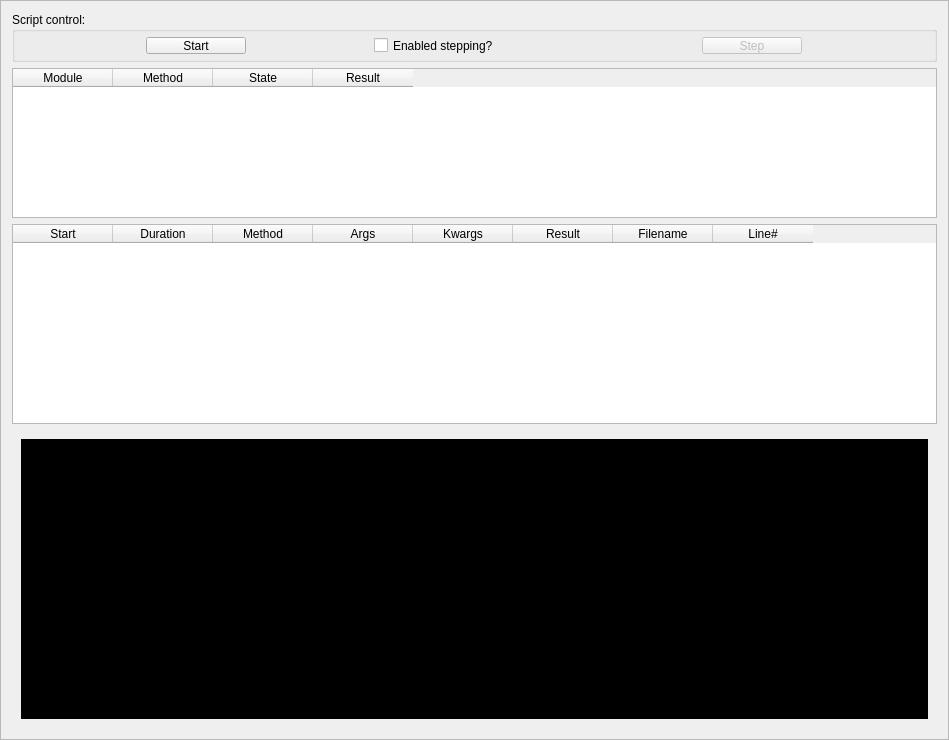
This is StbTester/playback/ui/Scripts.ui in sys-git/stb-tester as Qt 5 draws it before an edit. The edited form follows.
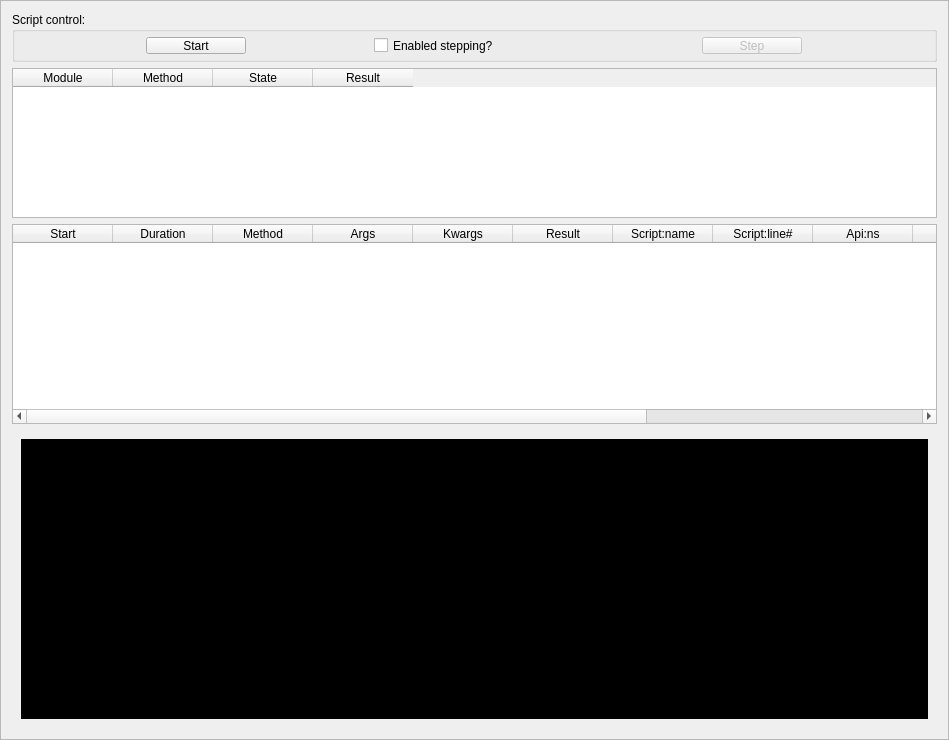
This is the edited form.

Diff of the .ui file:
```diff
--- a/StbTester/playback/ui/Scripts.ui
+++ b/StbTester/playback/ui/Scripts.ui
@@ -189,12 +189,37 @@
      </column>
      <column>
       <property name="text">
-       <string>Filename</string>
+       <string>Script:name</string>
       </property>
      </column>
      <column>
       <property name="text">
-       <string>Line#</string>
+       <string>Script:line#</string>
+      </property>
+     </column>
+     <column>
+      <property name="text">
+       <string>Api:ns</string>
+      </property>
+     </column>
+     <column>
+      <property name="text">
+       <string>Api:path</string>
+      </property>
+     </column>
+     <column>
+      <property name="text">
+       <string>Api:module</string>
+      </property>
+     </column>
+     <column>
+      <property name="text">
+       <string>Api:class</string>
+      </property>
+     </column>
+     <column>
+      <property name="text">
+       <string>Api:version</string>
       </property>
      </column>
     </widget>
```
